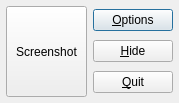
Before: the Qt Designer form lightscreenwindow.ui in manjeetdahiya/lightscreen-clone, drawn with Qt 5.
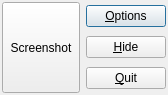
After: the same form once the commit is applied.

The edit to the form file:
```diff
--- a/lightscreenwindow.ui
+++ b/lightscreenwindow.ui
@@ -1,20 +1,23 @@
 <ui version="4.0" >
  <class>LightscreenWindowClass</class>
- <widget class="QDialog" name="LightscreenWindowClass" >
-  <property name="geometry" >
+ <widget class="QDialog" name="LightscreenWindowClass">
+  <property name="geometry">
    <rect>
     <x>0</x>
     <y>0</y>
-    <width>179</width>
-    <height>103</height>
+    <width>168</width>
+    <height>95</height>
    </rect>
   </property>
   <property name="windowTitle" >
    <string>Lightscreen</string>
   </property>
-  <layout class="QVBoxLayout" name="verticalLayout" >
-   <property name="margin" >
-    <number>6</number>
+  <layout class="QVBoxLayout" name="verticalLayout">
+   <property name="spacing">
+    <number>2</number>
+   </property>
+   <property name="margin">
+    <number>2</number>
    </property>
    <item>
     <layout class="QHBoxLayout" >
@@ -87,7 +90,7 @@
    </item>
   </layout>
  </widget>
- <layoutdefault spacing="6" margin="11" />
+ <layoutdefault spacing="6" margin="11"/>
  <resources/>
  <connections>
   <connection>
```
Left out of the diff: 51 changed lines with no effect on the pictures.
